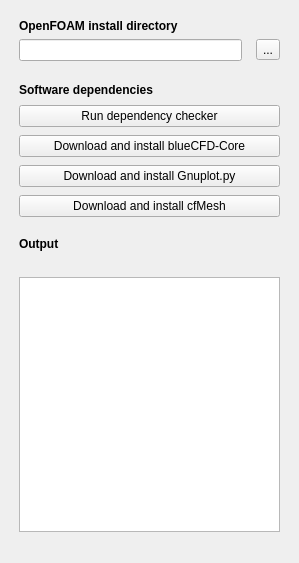
Before: the Qt Designer form CfdPreferencePage.ui in jaheyns/CfdOF, drawn with Qt 5.
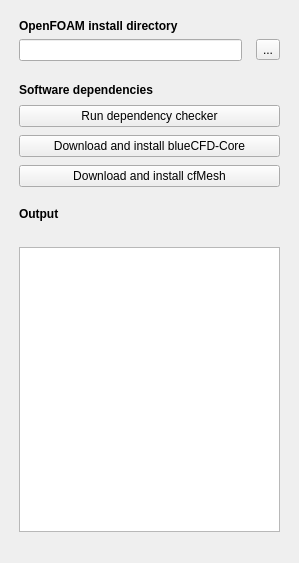
After: the same form once the commit is applied.

Commit message: CFD: Perform residual plotting via plot workbench instead of gnuplot

```diff
--- a/CfdPreferencePage.ui
+++ b/CfdPreferencePage.ui
@@ -114,13 +114,6 @@
       </widget>
      </item>
      <item row="3" column="0">
-      <widget class="QPushButton" name="pb_download_install_Gnuplotpy">
-       <property name="text">
-        <string>Download and install Gnuplot.py</string>
-       </property>
-      </widget>
-     </item>
-     <item row="4" column="0">
       <widget class="QPushButton" name="pb_download_install_cfMesh">
        <property name="text">
         <string>Download and install cfMesh</string>
```
Left out of the diff: 8 changed lines with no effect on the pictures. The commit also changes 7 other files.
